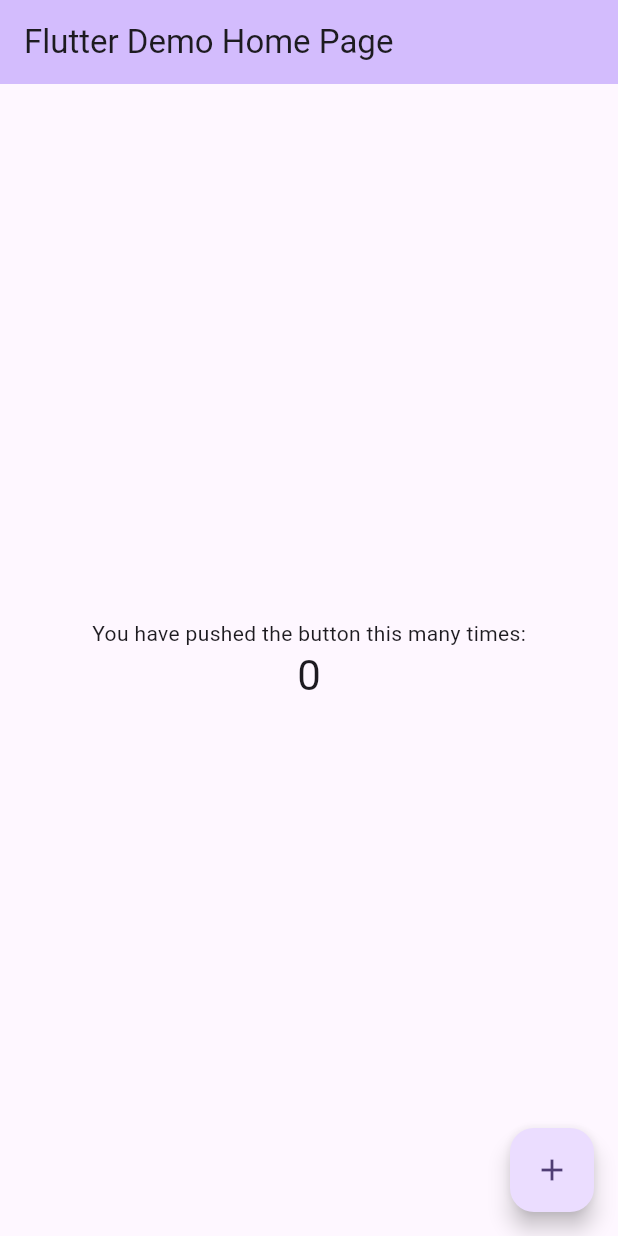
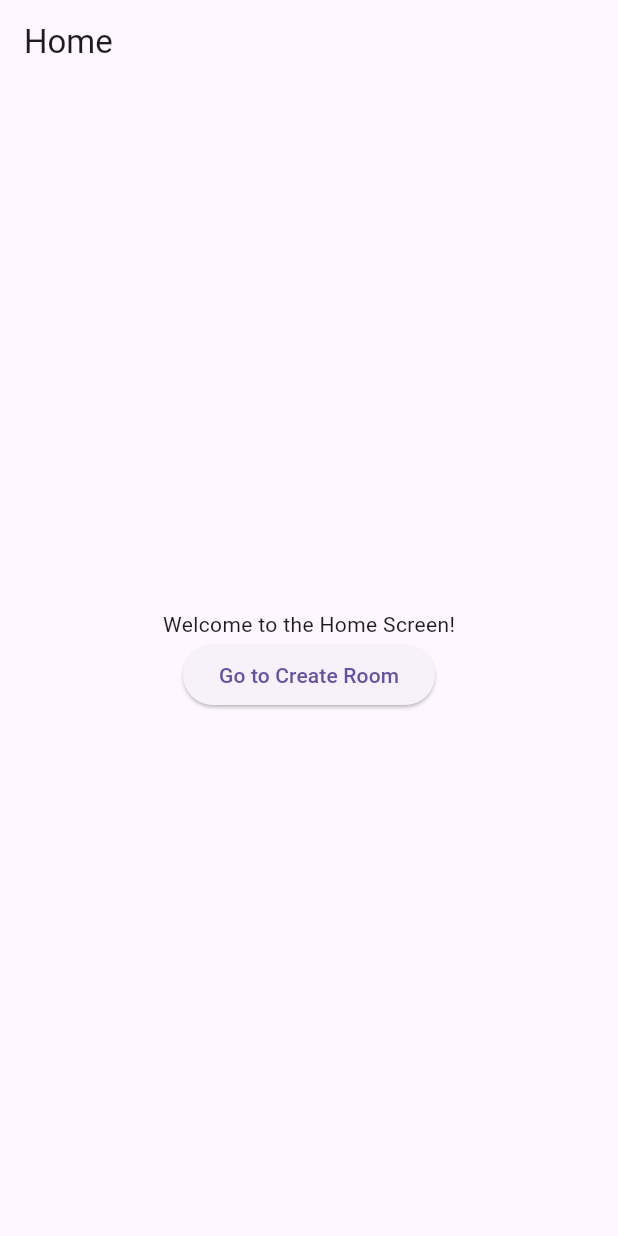
Before and after one commit to newtox/Rating-App, a Flutter app: the screen it shows after launch, on a phone screen of 412 x 824 dp. Run offline on Flutter 3.47's test engine with Material 3 defaults, Android fonts, the phone set to English and light mode, and no system bars; our stand-ins replace flutter_dotenv, get, shelf, sqflite; missing offline and left inert: mysql1, shelf_router; accounts and stored records are empty.

Commit message:
Core structure

```diff
--- /dev/null
+++ b/devtools_options.yaml
@@ -0,0 +1,3 @@
+description: This file stores settings for Dart & Flutter DevTools.
+documentation: https://docs.flutter.dev/tools/devtools/extensions#configure-extension-enablement-states
+extensions:
--- /dev/null
+++ b/lib/app/data/models/base/rating_model.dart
@@ -0,0 +1,39 @@
+class Rating {
+  final int id;
+  final int userId;
+  final int roomId;
+  final String criteria;
+  final int score;
+  final DateTime submittedAt;
+
+  Rating({
+    required this.id,
+    required this.userId,
+    required this.roomId,
+    required this.criteria,
+    required this.score,
+    required this.submittedAt,
+  });
+
+  factory Rating.fromJson(Map<String, dynamic> json) {
+    return Rating(
+      id: json['id'],
+      userId: json['user_id'],
+      roomId: json['room_id'],
+      criteria: json['criteria'],
+      score: json['score'],
+      submittedAt: DateTime.parse(json['submitted_at']),
+    );
+  }
+
+  Map<String, dynamic> toJson() {
+    return {
+      'id': id,
+      'user_id': userId,
+      'room_id': roomId,
+      'criteria': criteria,
+      'score': score,
+      'submitted_at': submittedAt.toIso8601String(),
+    };
+  }
+}
--- /dev/null
+++ b/lib/app/data/models/base/room_model.dart
@@ -0,0 +1,39 @@
+class Room {
+  final int id;
+  final String code;
+  final String name;
+  final List<int> memberIds;
+  final int createdByUserId;
+  final DateTime createdAt;
+
+  Room({
+    required this.id,
+    required this.code,
+    required this.name,
+    required this.memberIds,
+    required this.createdByUserId,
+    required this.createdAt,
+  });
+
+  factory Room.fromJson(Map<String, dynamic> json) {
+    return Room(
+      id: json['id'],
+      code: json['code'],
+      name: json['name'],
+      memberIds: List<int>.from(json['member_ids'] ?? []),
+      createdByUserId: json['created_by_user_id'],
+      createdAt: DateTime.parse(json['created_at']),
+    );
+  }
+
+  Map<String, dynamic> toJson() {
+    return {
+      'id': id,
+      'code': code,
+      'name': name,
+      'member_ids': memberIds,
+      'created_by_user_id': createdByUserId,
+      'created_at': createdAt.toIso8601String(),
+    };
+  }
+}
--- /dev/null
+++ b/lib/app/data/models/create_room/create_room_screen.dart
@@ -0,0 +1,21 @@
+import 'package:flutter/material.dart';
+
+class CreateRoomScreen extends StatelessWidget {
+  const CreateRoomScreen({super.key});
+
+  @override
+  Widget build(BuildContext context) {
+    return Scaffold(
+      appBar: AppBar(title: const Text('Create Room')),
+      body: Center(
+        child: Column(
+          mainAxisAlignment: MainAxisAlignment.center,
+          children: [
+            const Text('Create a new room here!'),
+            ElevatedButton(onPressed: () {}, child: const Text('Create Room')),
+          ],
+        ),
+      ),
+    );
+  }
+}
--- /dev/null
+++ b/lib/app/data/models/home/home_screen.dart
@@ -0,0 +1,28 @@
+import 'package:flutter/material.dart';
+import 'package:get/get.dart';
+import 'package:rating_app/app/routes/app_routes.dart';
+
+class HomeScreen extends StatelessWidget {
+  const HomeScreen({super.key});
+
+  @override
+  Widget build(BuildContext context) {
+    return Scaffold(
+      appBar: AppBar(title: const Text('Home')),
+      body: Center(
+        child: Column(
+          mainAxisAlignment: MainAxisAlignment.center,
+          children: [
+            const Text('Welcome to the Home Screen!'),
+            ElevatedButton(
+              onPressed: () {
+                Get.toNamed(AppRoutes.createRoom);
+              },
+              child: const Text('Go to Create Room'),
+            ),
+          ],
+        ),
+      ),
+    );
+  }
+}
--- /dev/null
+++ b/lib/app/data/models/join_room/join_room_screen.dart
@@ -0,0 +1,21 @@
+import 'package:flutter/material.dart';
+
+class JoinRoomScreen extends StatelessWidget {
+  const JoinRoomScreen({super.key});
+
+  @override
+  Widget build(BuildContext context) {
+    return Scaffold(
+      appBar: AppBar(title: const Text('Join Room')),
+      body: Center(
+        child: Column(
+          mainAxisAlignment: MainAxisAlignment.center,
+          children: [
+            const Text('Join an existing room here!'),
+            ElevatedButton(onPressed: () {}, child: const Text('Join Room')),
+          ],
+        ),
+      ),
+    );
+  }
+}
--- /dev/null
+++ b/lib/app/routes/app_pages.dart
@@ -0,0 +1,13 @@
+import 'package:get/get.dart';
+import 'package:rating_app/app/data/models/create_room/create_room_screen.dart';
+import 'package:rating_app/app/data/models/home/home_screen.dart';
+import 'package:rating_app/app/data/models/join_room/join_room_screen.dart';
+import 'package:rating_app/app/routes/app_routes.dart';
+
+class AppPages {
+  static final routes = [
+    GetPage(name: AppRoutes.home, page: () => const HomeScreen()),
+    GetPage(name: AppRoutes.createRoom, page: () => const CreateRoomScreen()),
+    GetPage(name: AppRoutes.joinRoom, page: () => const JoinRoomScreen()),
+  ];
+}
--- /dev/null
+++ b/lib/app/routes/app_routes.dart
@@ -0,0 +1,5 @@
+abstract class AppRoutes {
+  static const home = '/home';
+  static const createRoom = '/create-room';
+  static const joinRoom = '/join-room';
+}
--- a/lib/main.dart
+++ b/lib/main.dart
@@ -1,122 +1,27 @@
 import 'package:flutter/material.dart';
+import 'package:flutter_dotenv/flutter_dotenv.dart';
+import 'package:get/get_navigation/src/root/get_material_app.dart';
+import 'package:rating_app/app/routes/app_pages.dart';
+import 'package:rating_app/app/routes/app_routes.dart';
 
-void main() {
-  runApp(const MyApp());
+void main() async {
+  WidgetsFlutterBinding.ensureInitialized();
+
+  await dotenv.load();
+
+  runApp(const RatingApp());
 }
 
-class MyApp extends StatelessWidget {
-  const MyApp({super.key});
+class RatingApp extends StatelessWidget {
+  const RatingApp({super.key});
 
-  // This widget is the root of your application.
   @override
   Widget build(BuildContext context) {
-    return MaterialApp(
-      title: 'Flutter Demo',
-      theme: ThemeData(
-        // This is the theme of your application.
-        //
-        // TRY THIS: Try running your application with "flutter run". You'll see
-        // the application has a purple toolbar. Then, without quitting the app,
-        // try changing the seedColor in the colorScheme below to Colors.green
-        // and then invoke "hot reload" (save your changes or press the "hot
-        // reload" button in a Flutter-supported IDE, or press "r" if you used
-        // the command line to start the app).
-        //
-        // Notice that the counter didn't reset back to zero; the application
-        // state is not lost during the reload. To reset the state, use hot
-        // restart instead.
-        //
-        // This works for code too, not just values: Most code changes can be
-        // tested with just a hot reload.
-        colorScheme: ColorScheme.fromSeed(seedColor: Colors.deepPurple),
-      ),
-      home: const MyHomePage(title: 'Flutter Demo Home Page'),
+    return GetMaterialApp(
+      title: 'Rating App',
+      theme: ThemeData(primarySwatch: Colors.blue),
+      initialRoute: AppRoutes.home,
+      getPages: AppPages.routes,
     );
   }
 }
-
-class MyHomePage extends StatefulWidget {
-  const MyHomePage({super.key, required this.title});
-
-  // This widget is the home page of your application. It is stateful, meaning
-  // that it has a State object (defined below) that contains fields that affect
-  // how it looks.
-
-  // This class is the configuration for the state. It holds the values (in this
-  // case the title) provided by the parent (in this case the App widget) and
-  // used by the build method of the State. Fields in a Widget subclass are
-  // always marked "final".
-
-  final String title;
-
-  @override
-  State<MyHomePage> createState() => _MyHomePageState();
-}
-
-class _MyHomePageState extends State<MyHomePage> {
-  int _counter = 0;
-
-  void _incrementCounter() {
-    setState(() {
-      // This call to setState tells the Flutter framework that something has
-      // changed in this State, which causes it to rerun the build method below
-      // so that the display can reflect the updated values. If we changed
-      // _counter without calling setState(), then the build method would not be
-      // called again, and so nothing would appear to happen.
-      _counter++;
-    });
-  }
-
-  @override
-  Widget build(BuildContext context) {
-    // This method is rerun every time setState is called, for instance as done
-    // by the _incrementCounter method above.
-    //
-    // The Flutter framework has been optimized to make rerunning build methods
-    // fast, so that you can just rebuild anything that needs updating rather
-    // than having to individually change instances of widgets.
-    return Scaffold(
-      appBar: AppBar(
-        // TRY THIS: Try changing the color here to a specific color (to
-        // Colors.amber, perhaps?) and trigger a hot reload to see the AppBar
-        // change color while the other colors stay the same.
-        backgroundColor: Theme.of(context).colorScheme.inversePrimary,
-        // Here we take the value from the MyHomePage object that was created by
-        // the App.build method, and use it to set our appbar title.
-        title: Text(widget.title),
-      ),
-      body: Center(
-        // Center is a layout widget. It takes a single child and positions it
-        // in the middle of the parent.
-        child: Column(
-          // Column is also a layout widget. It takes a list of children and
-          // arranges them vertically. By default, it sizes itself to fit its
-          // children horizontally, and tries to be as tall as its parent.
-          //
-          // Column has various properties to control how it sizes itself and
-          // how it positions its children. Here we use mainAxisAlignment to
-          // center the children vertically; the main axis here is the vertical
-          // axis because Columns are vertical (the cross axis would be
-          // horizontal).
-          //
-          // TRY THIS: Invoke "debug painting" (choose the "Toggle Debug Paint"
-          // action in the IDE, or press "p" in the console), to see the
-          // wireframe for each widget.
-          mainAxisAlignment: MainAxisAlignment.center,
-          children: <Widget>[
-            const Text('You have pushed the button this many times:'),
-            Text(
-              '$_counter',
-              style: Theme.of(context).textTheme.headlineMedium,
-            ),
-          ],
-        ),
-      ),
-      floatingActionButton: FloatingActionButton(
-        onPressed: _incrementCounter,
-        tooltip: 'Increment',
-        child: const Icon(Icons.add),
-      ), // This trailing comma makes auto-formatting nicer for build methods.
-    );
-  }
-}
```
Also changed, not shown: lib/app/data/models/base/user_model.dart (added, +26 -0 lines), lib/app/data/services/database_service.dart (added, +44 -0 lines), lib/backend/api_service.dart (added, +16 -0 lines), lib/backend/server.dart (added, +65 -0 lines), pubspec.yaml (+10 -0 lines), pubspec.lock, 7 other files.
